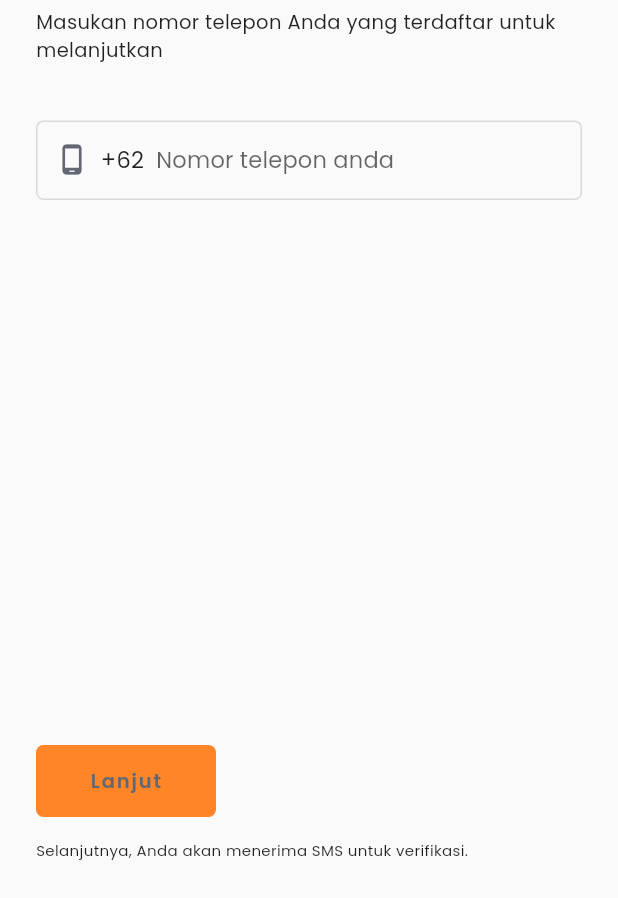
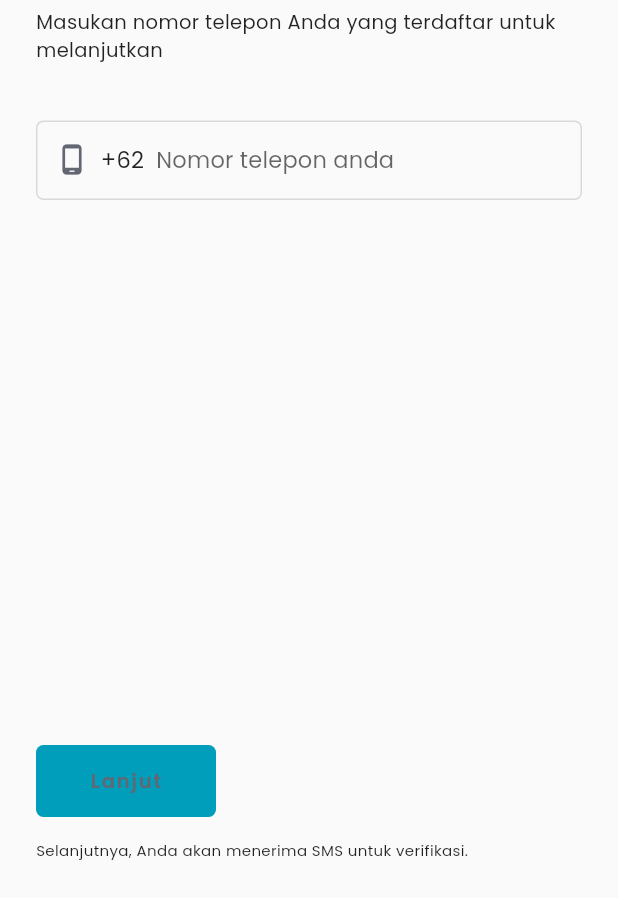
Before and after one commit to Innodev-K8/diiket-driver, a Flutter app: the LoginPage screen opened directly, on a phone screen of 412 x 824 dp, the part 338-1236 px from its top. Run offline on Flutter 3.47's test engine with Material 2 defaults, Android fonts, the phone set to English and light mode, and no system bars; our stand-ins replace dio, firebase_auth, firebase_core, firebase_crashlytics, firebase_messaging, firebase_remote_config and 7 more; missing offline and left inert: diiket_models, flutter_phone_direct_caller, implicitly_animated_list, maps_launcher, pusher_client, stream_chat_flutter; accounts and stored records are empty; statements that could not run were skipped.

Commit message:
Refactor color a bit

```diff
--- a/lib/ui/common/styles.dart
+++ b/lib/ui/common/styles.dart
@@ -4,8 +4,8 @@ import 'package:google_fonts/google_fonts.dart';
 class ColorPallete {
   const ColorPallete._();
 
-  static const primaryColor = Color(0xFFFF8527);
-  static const secondaryColor = Color(0xFF009EBA);
+  static const primaryColor = Color(0xFF009EBA);
+  static const secondaryColor = Color(0xFFFF8527);
   static const accentColor = Color(0xFF003046);
   static const darkGray = Color(0xFF636773);
   static const lightGray = Color(0xFFb8b9ba);
--- a/lib/ui/pages/auth/login_page.dart
+++ b/lib/ui/pages/auth/login_page.dart
@@ -200,7 +200,6 @@ class _LoginPageState extends State<LoginPage> {
             width: 120,
             height: 48,
             child: PrimaryButton(
-              color: ColorPallete.secondaryColor,
               disabled: phoneNumberField.text.isEmpty,
               onPressed: () {
                 FocusScope.of(context).unfocus();
@@ -303,7 +302,6 @@ class _LoginPageState extends State<LoginPage> {
             height: 48,
             child: PrimaryButton(
               disabled: otpCodeField.text.length != 6,
-              color: ColorPallete.secondaryColor,
               onPressed: () {
                 FocusScope.of(context).unfocus();
 
--- a/lib/ui/pages/chat/chat_page.dart
+++ b/lib/ui/pages/chat/chat_page.dart
@@ -57,7 +57,7 @@ class ChannelPage extends StatelessWidget {
                 padding: EdgeInsets.symmetric(horizontal: 8.0),
                 child: Icon(
                   Icons.send_rounded,
-                  color: ColorPallete.secondaryColor,
+                  color: ColorPallete.primaryColor,
                 ),
               ),
             ),
--- a/lib/ui/widgets/driver_detail_banner.dart
+++ b/lib/ui/widgets/driver_detail_banner.dart
@@ -43,7 +43,7 @@ class DriverDetailBanner extends StatelessWidget {
                 Text(
                   driver.name ?? '-',
                   style: kTextTheme.bodyText2!.copyWith(
-                    color: backgroundColor ?? ColorPallete.secondaryColor,
+                    color: backgroundColor ?? ColorPallete.primaryColor,
                   ),
                 ),
               ],
--- a/lib/ui/widgets/primary_button.dart
+++ b/lib/ui/widgets/primary_button.dart
@@ -16,7 +16,7 @@ class PrimaryButton extends HookWidget {
     required this.child,
     this.trailing,
     this.onPressed,
-    this.color = ColorPallete.secondaryColor,
+    this.color = ColorPallete.primaryColor,
     this.disabled = false,
   }) : super(key: key);
 
```
